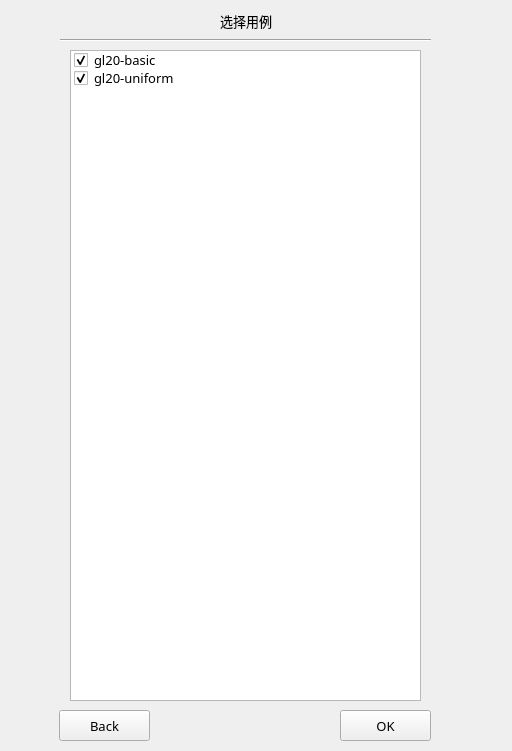
This is basebench/select_page.ui in feishengfei/benchUI as Qt 5 draws it before an edit. The edited form follows.
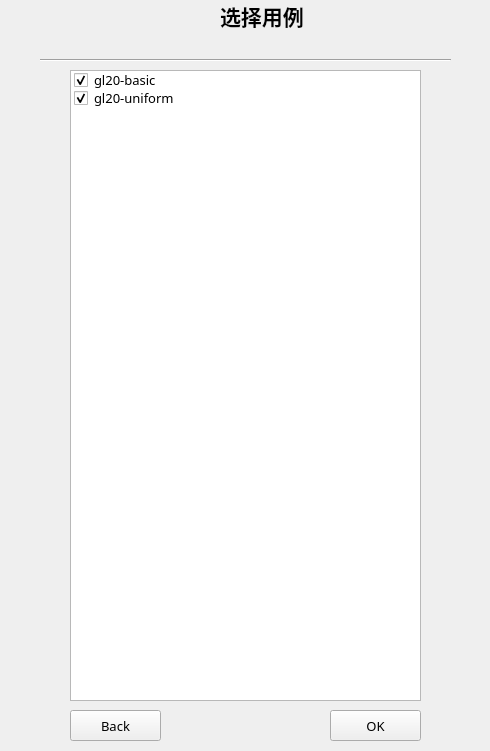
This is the edited form.

```diff
--- a/basebench/select_page.ui
+++ b/basebench/select_page.ui
@@ -6,7 +6,7 @@
    <rect>
     <x>0</x>
     <y>0</y>
-    <width>512</width>
+    <width>490</width>
     <height>751</height>
    </rect>
   </property>
@@ -16,12 +16,18 @@
   <widget class="QPushButton" name="selectBackBtn">
    <property name="geometry">
     <rect>
-     <x>59</x>
+     <x>70</x>
      <y>710</y>
      <width>91</width>
      <height>31</height>
     </rect>
    </property>
+   <property name="sizePolicy">
+    <sizepolicy hsizetype="Preferred" vsizetype="Preferred">
+     <horstretch>0</horstretch>
+     <verstretch>0</verstretch>
+    </sizepolicy>
+   </property>
    <property name="font">
     <font>
      <family>微软雅黑</family>
@@ -35,12 +41,18 @@
   <widget class="Line" name="line">
    <property name="geometry">
     <rect>
-     <x>60</x>
-     <y>30</y>
-     <width>371</width>
+     <x>40</x>
+     <y>50</y>
+     <width>411</width>
      <height>20</height>
     </rect>
    </property>
+   <property name="sizePolicy">
+    <sizepolicy hsizetype="Preferred" vsizetype="Preferred">
+     <horstretch>0</horstretch>
+     <verstretch>0</verstretch>
+    </sizepolicy>
+   </property>
    <property name="font">
     <font>
      <family>微软雅黑</family>
@@ -54,12 +66,18 @@
   <widget class="QPushButton" name="selectOKBtn">
    <property name="geometry">
     <rect>
-     <x>340</x>
+     <x>330</x>
      <y>710</y>
      <width>91</width>
      <height>31</height>
     </rect>
    </property>
+   <property name="sizePolicy">
+    <sizepolicy hsizetype="Preferred" vsizetype="Preferred">
+     <horstretch>0</horstretch>
+     <verstretch>0</verstretch>
+    </sizepolicy>
+   </property>
    <property name="font">
     <font>
      <family>微软雅黑</family>
@@ -74,11 +92,17 @@
    <property name="geometry">
     <rect>
      <x>70</x>
-     <y>50</y>
+     <y>70</y>
      <width>351</width>
-     <height>651</height>
+     <height>631</height>
     </rect>
    </property>
+   <property name="sizePolicy">
+    <sizepolicy hsizetype="Preferred" vsizetype="Preferred">
+     <horstretch>0</horstretch>
+     <verstretch>0</verstretch>
+    </sizepolicy>
+   </property>
    <property name="font">
     <font>
      <family>微软雅黑</family>
@@ -106,15 +130,23 @@
    <property name="geometry">
     <rect>
      <x>220</x>
-     <y>10</y>
-     <width>61</width>
-     <height>21</height>
+     <y>0</y>
+     <width>111</width>
+     <height>31</height>
     </rect>
    </property>
+   <property name="sizePolicy">
+    <sizepolicy hsizetype="Preferred" vsizetype="Preferred">
+     <horstretch>0</horstretch>
+     <verstretch>0</verstretch>
+    </sizepolicy>
+   </property>
    <property name="font">
     <font>
      <family>微软雅黑</family>
-     <pointsize>10</pointsize>
+     <pointsize>16</pointsize>
+     <weight>75</weight>
+     <bold>true</bold>
     </font>
    </property>
    <property name="text">
```
